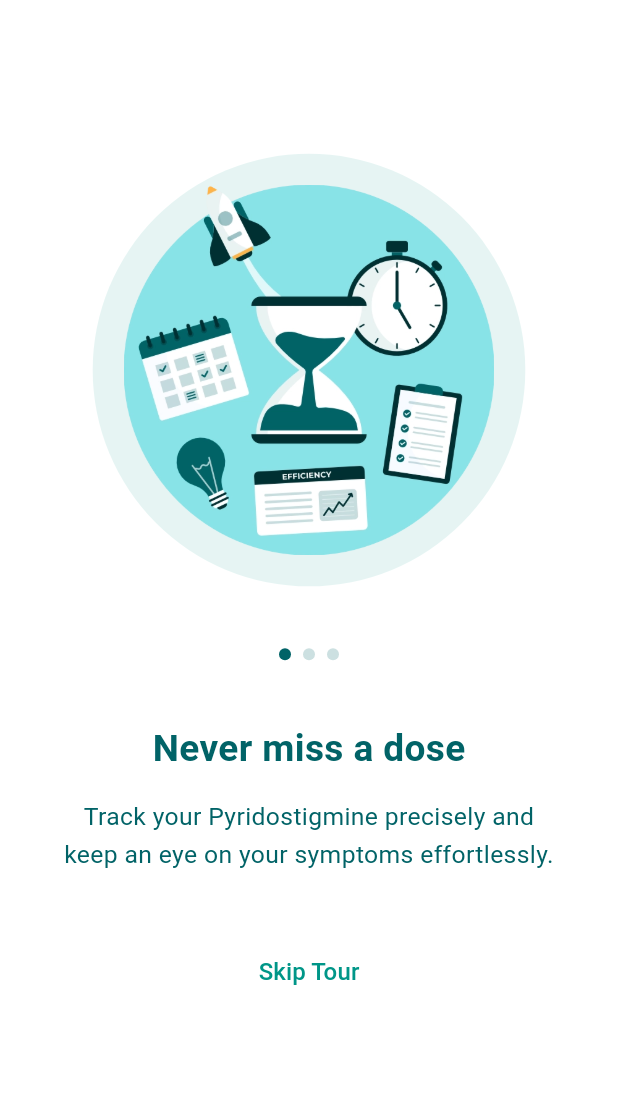
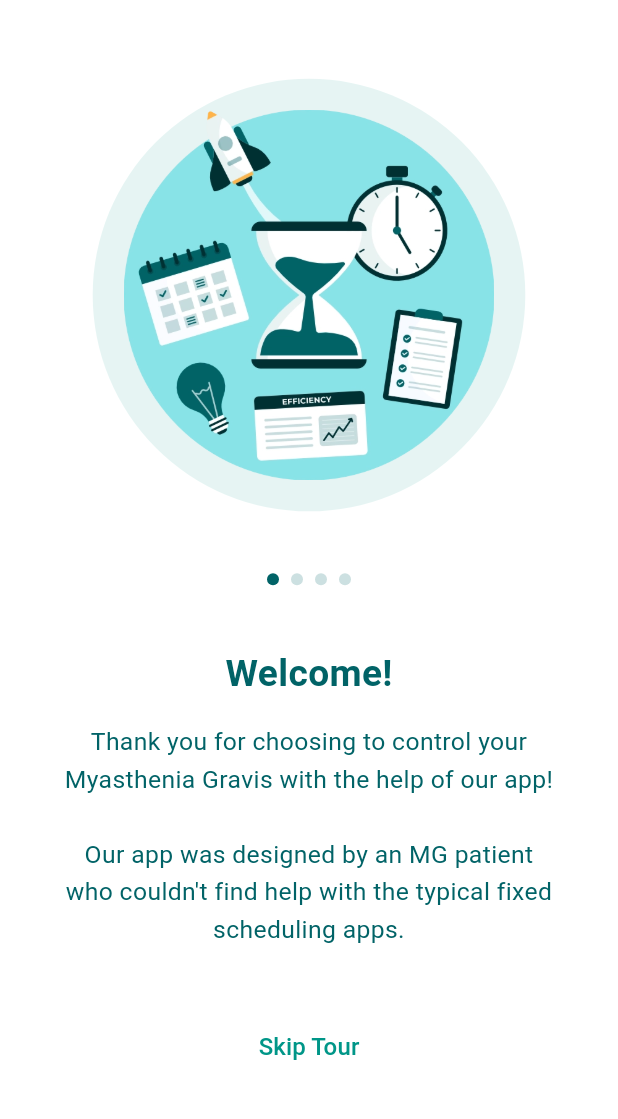
Before and after one commit to dojosgithub/mestinow, a Flutter app: the screen it shows after launch, on a phone screen of 412 x 824 dp, the part 75-1194 px from its top. Run offline on Flutter 3.47's test engine with Material 3 defaults, Android fonts, the light colour scheme and no system bars; our stand-ins replace flutter_local_notifications, google_fonts, objectbox, percent_indicator, shared_preferences, timeago and 1 more; generated files the repository leaves out were written again; Roboto replaces fonts that are missing (Gabarito).

Commit message:
translated the tour pages

```diff
--- a/lib/l10n/app_en.arb
+++ b/lib/l10n/app_en.arb
@@ -19,5 +19,13 @@
     },
     "@lastDoseTime": {
         "description": "Label for last dose time setting"
-    }
+    },
+    "tour1_title": "Welcome!",
+    "tour1_text": "Thank you for choosing to control your Myasthenia Gravis with the help of our app!\n\nOur app was designed by an MG patient who couldn't find help with the typical fixed scheduling apps.",
+    "tour2_title": "No more confusion",
+    "tour2_text": "Did I take it at 10 or 11? Or was that yesterday? Track your Pyridostigmine precisely and keep an eye on your symptoms effortlessly.",
+    "tour3_title": "Your data stays with you",
+    "tour3_text": "mestiNow respects your privacy. All your information and tracking data is stored locally on your device and never shared with external servers.",
+    "tour4_title": "Always free!",
+    "tour4_text": "mestiNow is free and open-source software, and it will always remain free—for the benefit of Myasthenia Gravis patients and anyone else who finds it helpful."
 }
--- a/lib/l10n/app_es.arb
+++ b/lib/l10n/app_es.arb
@@ -19,5 +19,13 @@
     },
     "@lastDoseTime": {
         "description": "Etiqueta para la última dosis"
-    }
+    },
+    "tour1_title": "¡Bienvenido!",
+    "tour1_text": "¡Gracias por elegir controlar tu Miastenia Gravis con la ayuda de nuestra app!\n\nNuestra app fue diseñada por un paciente de MG que no pudo encontrar ayuda con las applicationes de programación fija.",
+    "tour2_title": "No más confusión",
+    "tour2_text": "¿Lo tomé a las 10 o a las 11? ¿O fue ayer? Lleva un control preciso de tu Piridostigmina y monitorea tus síntomas sin esfuerzo.",
+    "tour3_title": "Tus datos permanecen contigo",
+    "tour3_text": "mestiNow respeta tu privacidad. Toda tu información y datos de seguimiento se almacenan localmente en tu dispositivo y nunca se comparten con servidores externos.",
+    "tour4_title": "¡Siempre será gratis!",
+    "tour4_text": "mestiNow es un software libre y de código abierto, y siempre seguirá siendo gratuito—para el beneficio de los pacientes con Miastenia Grave y cualquier otra persona que lo encuentre útil."
 }
--- a/lib/pages/onboarding/tour_page.dart
+++ b/lib/pages/onboarding/tour_page.dart
@@ -2,6 +2,7 @@ import 'package:flutter/material.dart';
 import 'package:shared_preferences/shared_preferences.dart';
 import '../../theme/colors.dart';
 import '../../widgets/brand_text.dart';
+import 'package:flutter_gen/gen_l10n/app_localizations.dart';
 
 class TourPage extends StatefulWidget {
   const TourPage({super.key});
@@ -17,6 +18,8 @@ class _TourPageState extends State<TourPage> {
   @override
   Widget build(BuildContext context) {
     final screenWidth = MediaQuery.of(context).size.width;
+    final l10n = AppLocalizations.of(context)!;
+
     return Scaffold(
       backgroundColor: Colors.white,
       body: SafeArea(
@@ -38,9 +41,10 @@ class _TourPageState extends State<TourPage> {
                   });
                 },
                 children: [
-                  _buildFirstPage(screenWidth),
-                  _buildSecondPage(screenWidth),
-                  _buildThirdPage(screenWidth),
+                  _buildFirstPage(l10n,screenWidth),
+                  _buildSecondPage(l10n,screenWidth),
+                  _buildThirdPage(l10n,screenWidth),
+                  _buildFourthPage(l10n,screenWidth),
                 ],
               ),
             ),
@@ -55,7 +59,7 @@ class _TourPageState extends State<TourPage> {
     return Row(
       mainAxisAlignment: MainAxisAlignment.center,
       children: List.generate(
-        3,
+        4,
         (index) => Container(
           margin: EdgeInsets.symmetric(horizontal: 4),
           width: 8,
@@ -75,7 +79,7 @@ class _TourPageState extends State<TourPage> {
 
 
   // First page implementation from previous code
-  Widget _buildFirstPage(screenWidth) {
+  Widget _buildFirstPage(l10n,screenWidth) {
     // Implementation from the previous welcome page
     return Padding(
       padding: EdgeInsets.symmetric(horizontal: screenWidth * 0.1),
@@ -105,7 +109,7 @@ class _TourPageState extends State<TourPage> {
 
           // Title
           Text(
-            'Never miss a dose',
+            l10n.tour1_title,
             style: TextStyle(
               fontSize: screenWidth * 0.06,
               fontWeight: FontWeight.bold,
@@ -116,7 +120,7 @@ class _TourPageState extends State<TourPage> {
 
           // Subtitle
           Text(
-            'Track your Pyridostigmine precisely and keep an eye on your symptoms effortlessly.',
+            l10n.tour1_text,
             textAlign: TextAlign.center,
             style: TextStyle(
               fontSize: screenWidth * 0.04,
@@ -146,7 +150,7 @@ class _TourPageState extends State<TourPage> {
     ); // Add the previous page implementation here
   }
 
-  Widget _buildSecondPage(screenWidth) {
+  Widget _buildSecondPage(l10n,screenWidth) {
     return Padding(
       padding: EdgeInsets.symmetric(horizontal: screenWidth * 0.1),
       child: Column(
@@ -167,7 +171,7 @@ class _TourPageState extends State<TourPage> {
 
           // Title
           Text(
-            'Taking medication\non time should always be free',
+            l10n.tour2_title,
             textAlign: TextAlign.center,
             style: TextStyle(
               fontSize: screenWidth * 0.06,
@@ -180,7 +184,7 @@ class _TourPageState extends State<TourPage> {
 
           // Description
           Text(
-            'mestiNow is free and open-source software, and it will always remain free—for the benefit of Myasthenia Gravis patients and anyone else who finds it helpful.',
+            l10n.tour2_text,
             textAlign: TextAlign.center,
             style: TextStyle(
               fontSize: screenWidth * 0.04,
@@ -209,7 +213,7 @@ class _TourPageState extends State<TourPage> {
     );
   }
 
-  Widget _buildThirdPage(screenWidth) {
+  Widget _buildThirdPage(l10n,screenWidth) {
     return Padding(
       padding: EdgeInsets.symmetric(horizontal: screenWidth * 0.1),
       child: Column(
@@ -219,6 +223,70 @@ class _TourPageState extends State<TourPage> {
           Container(
             width: screenWidth * 0.7,
             height: screenWidth * 0.7,
+            child: Image.asset(
+              'assets/images/security_illustration.webp',
+              fit: BoxFit.contain,
+            ),
+          ),
+          SizedBox(height: screenWidth * 0.1),
+          _buildPageIndicator(_currentPage),
+          SizedBox(height: screenWidth * 0.1),
+
+          // Title
+          Text(
+            l10n.tour3_title,
+            style: TextStyle(
+              fontSize: screenWidth * 0.06,
+              fontWeight: FontWeight.bold,
+              color: AppColors.darkPrimary,
+              height: 1.2,
+            ),
+          ),
+          const SizedBox(height: 16),
+
+          // Description
+          Text(
+            l10n.tour3_text,
+            textAlign: TextAlign.center,
+            style: TextStyle(
+              fontSize: screenWidth * 0.04,
+              color: AppColors.darkPrimary,
+              height: 1.5,
+            ),
+          ),
+          SizedBox(height: screenWidth * 0.01),
+
+          SizedBox(height: screenWidth * 0.01),
+          // Skip Tour Button
+          TextButton(
+            onPressed: () {
+              Navigator.pushReplacementNamed(context, '/home');
+            },
+            child: Text(
+              'Skip Tour',
+              style: TextStyle(
+                color: AppColors.primary,
+                fontSize: 16,
+                fontWeight: FontWeight.w500,
+              ),
+            ),
+          ),
+        ],
+      ),
+    );
+  }
+
+
+  Widget _buildFourthPage(l10n,screenWidth) {
+    return Padding(
+      padding: EdgeInsets.symmetric(horizontal: screenWidth * 0.1),
+      child: Column(
+        mainAxisAlignment: MainAxisAlignment.center,
+        children: [
+          // Illustration
+          Container(
+            width: screenWidth * 0.6,
+            height: screenWidth * 0.6,
             child: Image.asset(
               'assets/images/open_pill.png',
               fit: BoxFit.contain,
@@ -230,7 +298,7 @@ class _TourPageState extends State<TourPage> {
 
           // Title
           Text(
-            'Your data stays with you',
+            l10n.tour4_title,
             style: TextStyle(
               fontSize: screenWidth * 0.06,
               fontWeight: FontWeight.bold,
@@ -242,7 +310,7 @@ class _TourPageState extends State<TourPage> {
 
           // Description
           Text(
-            'mestiNow respects your privacy. All your medical information and tracking data is stored locally on your device and never shared with external servers.',
+            l10n.tour4_text,
             textAlign: TextAlign.center,
             style: TextStyle(
               fontSize: screenWidth * 0.04,
@@ -296,6 +364,7 @@ class _TourPageState extends State<TourPage> {
     );
   }
 
+
   @override
   void dispose() {
     _pageController.dispose();
--- a/pubspec.yaml
+++ b/pubspec.yaml
@@ -87,6 +87,7 @@ flutter:
     - assets/icons/walking.png
     - assets/images/welcome_illustration.webp
     - assets/images/medication_illustration.webp
+    - assets/images/security_illustration.webp
     - assets/images/open_pill.png
     - android/app/src/main/res/raw/alert.mp3
     - assets/sounds/alert.mp3
```
Also changed, not shown: assets/images/security_illustration.webp (added), 1 other file.
